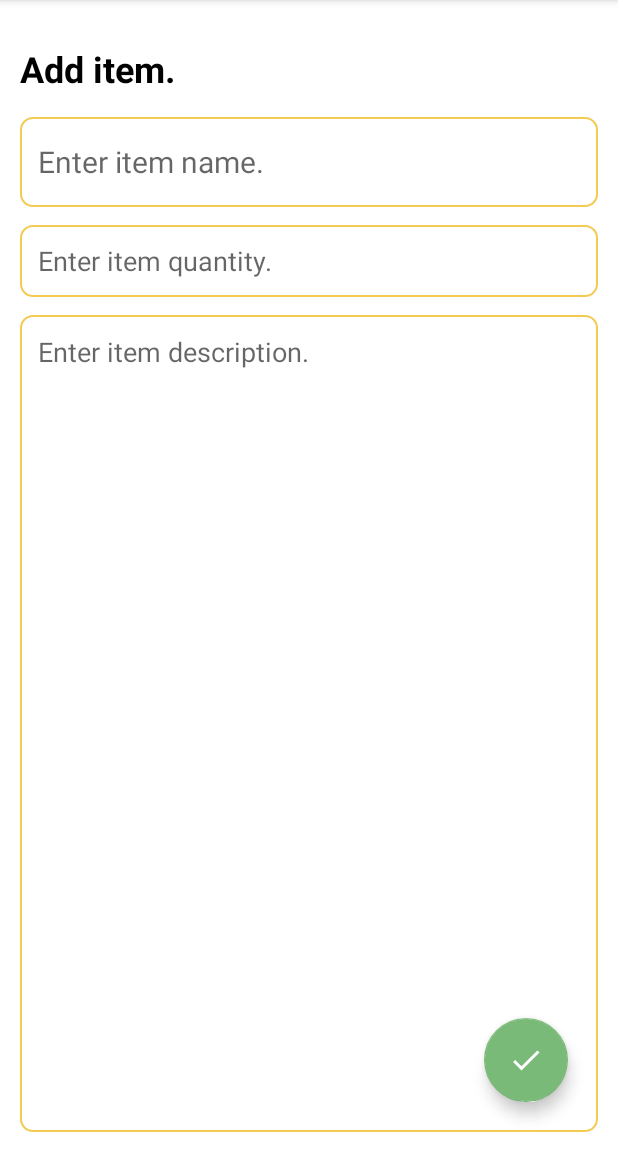
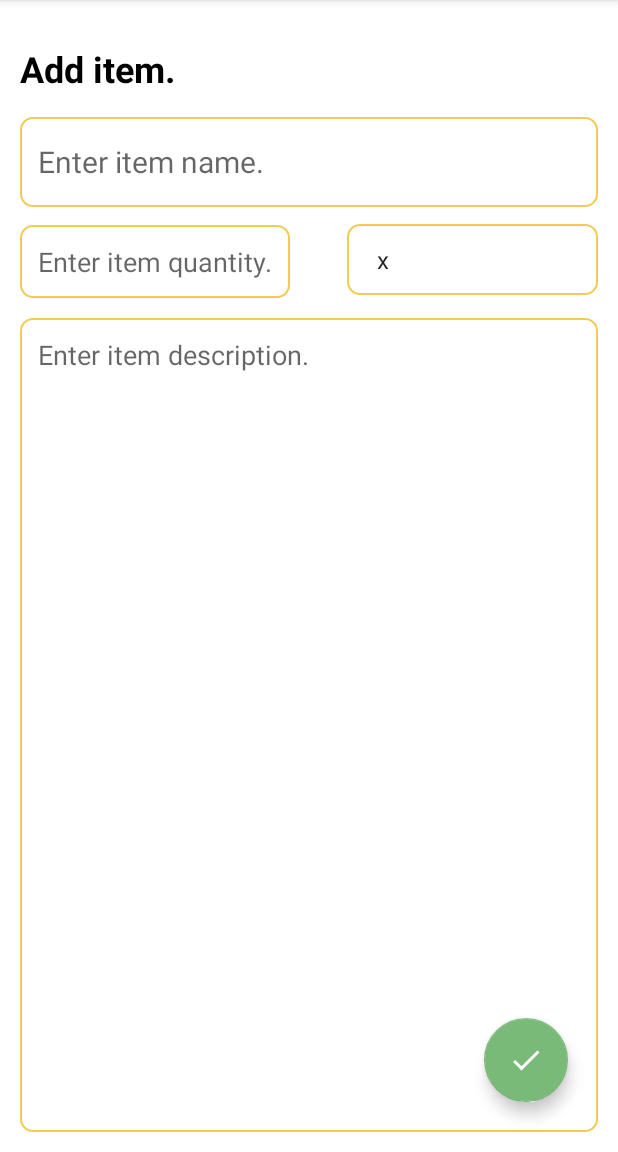
Before and after one commit to monticelli-ricardo/BINFO_FCE-14_Android_ShoppingListApp, an Android app: the AddItemFragment screen opened through its navigation route, on a phone screen of 412 x 824 dp, the part 84-1236 px from its top. Run offline under Robolectric (Android 15) with nearby library versions, the phone set to English and light mode, and no system bars; our stand-ins replace data binding.

Commit message:
New Item property: itemUnit.

```diff
--- a/app/src/main/java/com/example/shoppinglistapp/adapter/ItemAdapter.java
+++ b/app/src/main/java/com/example/shoppinglistapp/adapter/ItemAdapter.java
@@ -85,6 +85,7 @@ public class ItemAdapter extends ListAdapter<Item, ItemAdapter.ItemViewHolder> {
         private final TextView descriptionTextView;
         private final TextView quantityTextView;
         private final CheckBox boughtCheckBox;
+        private final TextView unitTextView;
 
         // ViewHolder Constructor, setting Listeners
         public ItemViewHolder(@NonNull View itemView, OnItemClickListener listener) {
@@ -93,6 +94,7 @@ public class ItemAdapter extends ListAdapter<Item, ItemAdapter.ItemViewHolder> {
             descriptionTextView = itemView.findViewById(R.id.itemShortDescription);
             quantityTextView = itemView.findViewById(R.id.itemQuantity);
             boughtCheckBox = itemView.findViewById(R.id.itemBought);
+            unitTextView = itemView.findViewById(R.id.itemUnit);
 
             // Listener for click event, using lambda expression
             itemView.setOnClickListener(v -> {
@@ -129,6 +131,7 @@ public class ItemAdapter extends ListAdapter<Item, ItemAdapter.ItemViewHolder> {
             descriptionTextView.setText(item.getItemDescription());
             quantityTextView.setText(String.valueOf(item.getItemQuantity()));
             boughtCheckBox.setChecked(item.isItemBought());
+            unitTextView.setText(item.getItemUnit());
         }
     }
 }
--- a/app/src/main/java/com/example/shoppinglistapp/fragments/AddItemFragment.java
+++ b/app/src/main/java/com/example/shoppinglistapp/fragments/AddItemFragment.java
@@ -18,6 +18,7 @@ import android.view.MenuInflater;
 import android.view.MenuItem;
 import android.view.View;
 import android.view.ViewGroup;
+import android.widget.ArrayAdapter;
 import android.widget.Toast;
 
 import com.example.shoppinglistapp.R;
@@ -68,6 +69,14 @@ public class AddItemFragment extends Fragment implements MenuProvider {
         ItemViewModelFactory factory = new ItemViewModelFactory(requireActivity().getApplication());
         viewModel = new ViewModelProvider(this, factory).get(ItemViewModel.class);
 
+        // Set up the spinner with units array from resources
+        ArrayAdapter<CharSequence> adapter = ArrayAdapter.createFromResource(requireContext(),
+                R.array.units_array, android.R.layout.simple_spinner_item);
+        adapter.setDropDownViewResource(android.R.layout.simple_spinner_dropdown_item);
+        binding.spinnerItemUnit.setAdapter(adapter);
+        binding.spinnerItemUnit.setSelection(adapter.getPosition("x"));
+
+
         // Floating action button to add new item
         binding.doneItemButton.setOnClickListener(new View.OnClickListener() {
             @Override
@@ -109,6 +118,7 @@ public class AddItemFragment extends Fragment implements MenuProvider {
         String itemTitle = binding.addItemTitle.getText().toString().trim();
         String itemDesc = binding.addItemDesc.getText().toString().trim();
         String itemQuantityString = binding.addItemQuantity.getText().toString().trim();
+        String itemUnit = binding.spinnerItemUnit.getSelectedItem().toString().trim();
         boolean itemBought = false;
 
         int itemQuantity;
@@ -123,7 +133,7 @@ public class AddItemFragment extends Fragment implements MenuProvider {
         // Validate user's input is complete
         if (!itemTitle.isEmpty()) {
             // Create a new item with the recently input information
-            Item newItem = Item.createItem(itemTitle, itemDesc, itemQuantity, itemBought);
+            Item newItem = Item.createItem(itemTitle, itemDesc, itemQuantity, itemBought, itemUnit);
             // Add new item into the Database via the ViewModel
             viewModel.insertItem(newItem);
 
--- a/app/src/main/res/layout/fragment_add_item.xml
+++ b/app/src/main/res/layout/fragment_add_item.xml
@@ -26,43 +26,60 @@
             android:id="@+id/addItemTitle"
             android:layout_width="match_parent"
             android:layout_height="60dp"
+            android:layout_below="@id/addItemMenuHeading"
+            android:layout_marginTop="16dp"
             android:autofillHints="itemHint"
+            android:background="@drawable/item_border"
             android:hint="@string/itemHint"
             android:inputType="text"
+            android:maxLines="1"
             android:padding="12dp"
-            android:textSize="20sp"
-            android:layout_below="@id/addItemMenuHeading"
-            android:background="@drawable/item_border"
-            android:layout_marginTop="16dp"
-            android:maxLines="1" />
+            android:textSize="20sp" />
 
         <EditText
             android:id="@+id/addItemQuantity"
-            android:layout_width="match_parent"
-            android:layout_height="48dp"
+            android:layout_width="wrap_content"
+            android:layout_height="wrap_content"
+            android:layout_below="@+id/addItemTitle"
+            android:layout_marginTop="12dp"
+            android:autofillHints="@string/add_item_quantity"
+            android:background="@drawable/item_border"
+            android:gravity="top"
             android:hint="@string/add_item_quantity"
-            android:autofillHints="@string/add_item_quantity"
             android:inputType="number"
+            android:padding="12dp"
+            android:textSize="18sp" />
+
+        <Spinner
+            android:id="@+id/spinnerItemUnit"
+            android:layout_width="172dp"
+            android:layout_height="60dp"
+            android:layout_above="@+id/addItemDesc"
+            android:layout_below="@+id/addItemTitle"
+            android:layout_marginStart="38dp"
+            android:layout_marginTop="11dp"
+            android:layout_marginBottom="2dp"
+            android:layout_toEndOf="@+id/addItemQuantity"
+            android:autofillHints="@string/add_item_unit"
+            android:background="@drawable/item_border"
             android:gravity="top"
+            android:hint="@string/add_item_unit"
             android:padding="12dp"
-            android:textSize="18sp"
-            android:background="@drawable/item_border"
-            android:layout_below="@+id/addItemTitle"
-            android:layout_marginTop="12dp"/>
+            android:textSize="18sp" />
 
         <EditText
             android:id="@+id/addItemDesc"
             android:layout_width="match_parent"
             android:layout_height="match_parent"
+            android:layout_below="@+id/addItemQuantity"
+            android:layout_marginTop="13dp"
             android:autofillHints="@string/add_item_description"
+            android:background="@drawable/item_border"
+            android:gravity="top"
             android:hint="@string/itemLDesc"
             android:inputType="textMultiLine"
-            android:gravity="top"
             android:padding="12dp"
-            android:textSize="18sp"
-            android:background="@drawable/item_border"
-            android:layout_below="@id/addItemQuantity"
-            android:layout_marginTop="12dp" />
+            android:textSize="18sp" />
 
         <com.google.android.material.floatingactionbutton.FloatingActionButton
             android:id="@+id/doneItemButton"
--- a/app/src/main/res/values/strings.xml
+++ b/app/src/main/res/values/strings.xml
@@ -8,6 +8,7 @@
     <string name="itemLDesc">Enter item description.</string>
     <string name="itemQuantity">#</string>
     <string name="itemBought">Item bought.</string>
+    <string name="itemUnit">unit</string>
     <string name="itemHint">Enter item name.</string>
     <!-- Home -->
     <string name="home_menu">Search</string>
@@ -18,12 +19,14 @@
     <string name="add_item_name">Add item name.</string>
     <string name="add_item_description">Add item description.</string>
     <string name="add_item_quantity">Enter item quantity.</string>
+    <string name="add_item_unit">Select unit.</string>
     <!-- Edit Item Menu -->
     <string name="edit_menu">Edit</string>
     <string name="edit_menu_heading">Edit item.</string>
     <string name="edit_item_name">Edit item name.</string>
     <string name="edit_item_description">Edit item description.</string>
     <string name="edit_item_quantity">Edit item quantity.</string>
+    <string name="edit_item_unit">Edit unit.</string>
     <!-- Buttons -->
     <string name="add_button">Add Button</string>
     <string name="delete_button">Delete Button</string>
@@ -32,7 +35,19 @@
     <string name="home_button">Home Button</string>
     <string name="done_button">Done Button</string>
     <!-- Images and Icons -->
-    <string name="home_background">Empty basket</string>
+    <string name="home_background">Empty bag</string>
+    <!--Items Unit array-->
+    <string-array name="units_array">
+        <item>Cup</item>
+        <item>gr</item>
+        <item>Kg</item>
+        <item>Litre</item>
+        <item>ml</item>
+        <item>Piece</item>
+        <item>Bottle</item>
+        <item>x</item>
+    </string-array>
+
 
 
 
```
Also changed, not shown: app/src/main/java/com/example/shoppinglistapp/fragments/EditItemFragment.java (+10 -0 lines), app/src/main/java/com/example/shoppinglistapp/model/Item.java (+15 -3 lines), app/src/main/res/layout/fragment_edit_item.xml (+24 -7 lines), app/src/main/res/layout/item_layout.xml (+14 -1 lines), app/src/main/java/com/example/shoppinglistapp/database/ItemDatabase.java (line endings or trailing spaces).
